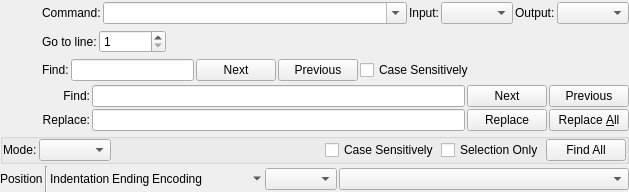
This is resources/ui/codeeditor/status.ui in prymatex/prymatex as Qt 5 draws it before an edit. The edited form follows.
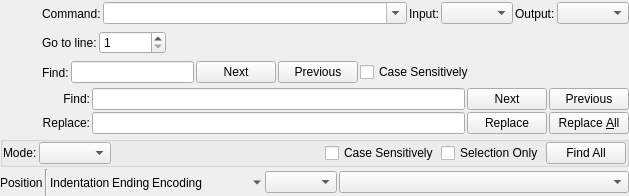
This is the edited form. Icons and pictures are not drawn.

What changed in the file:
```diff
--- a/resources/ui/codeeditor/status.ui
+++ b/resources/ui/codeeditor/status.ui
@@ -7,7 +7,7 @@
     <x>0</x>
     <y>0</y>
     <width>629</width>
-    <height>192</height>
+    <height>196</height>
    </rect>
   </property>
   <property name="windowTitle">
@@ -350,9 +350,6 @@
       </item>
       <item row="2" column="0" colspan="5">
        <widget class="QGroupBox" name="groupBox">
-        <property name="title">
-         <string/>
-        </property>
         <layout class="QHBoxLayout" name="horizontalLayout_6">
          <property name="spacing">
           <number>2</number>
@@ -512,11 +509,11 @@
       </item>
       <item>
        <widget class="QComboBox" name="comboBoxSyntaxes">
-        <property name="maximumSize">
-         <size>
-          <width>300</width>
-          <height>16777215</height>
-         </size>
+        <property name="sizePolicy">
+         <sizepolicy hsizetype="Minimum" vsizetype="Fixed">
+          <horstretch>0</horstretch>
+          <verstretch>0</verstretch>
+         </sizepolicy>
         </property>
        </widget>
       </item>
```
